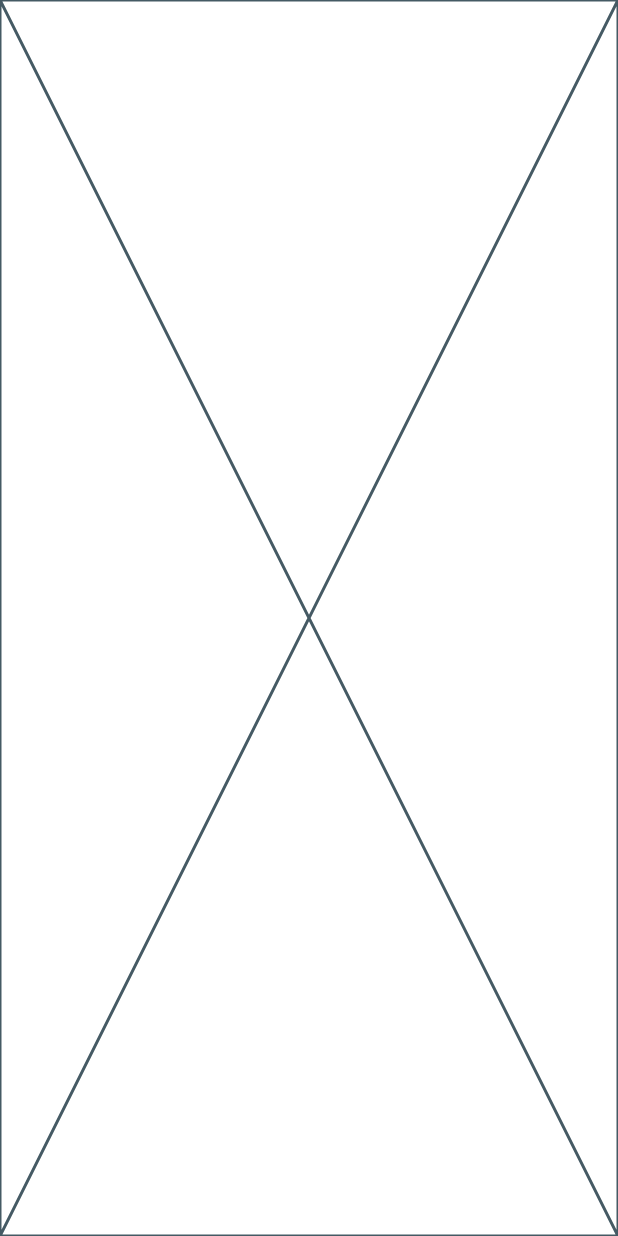
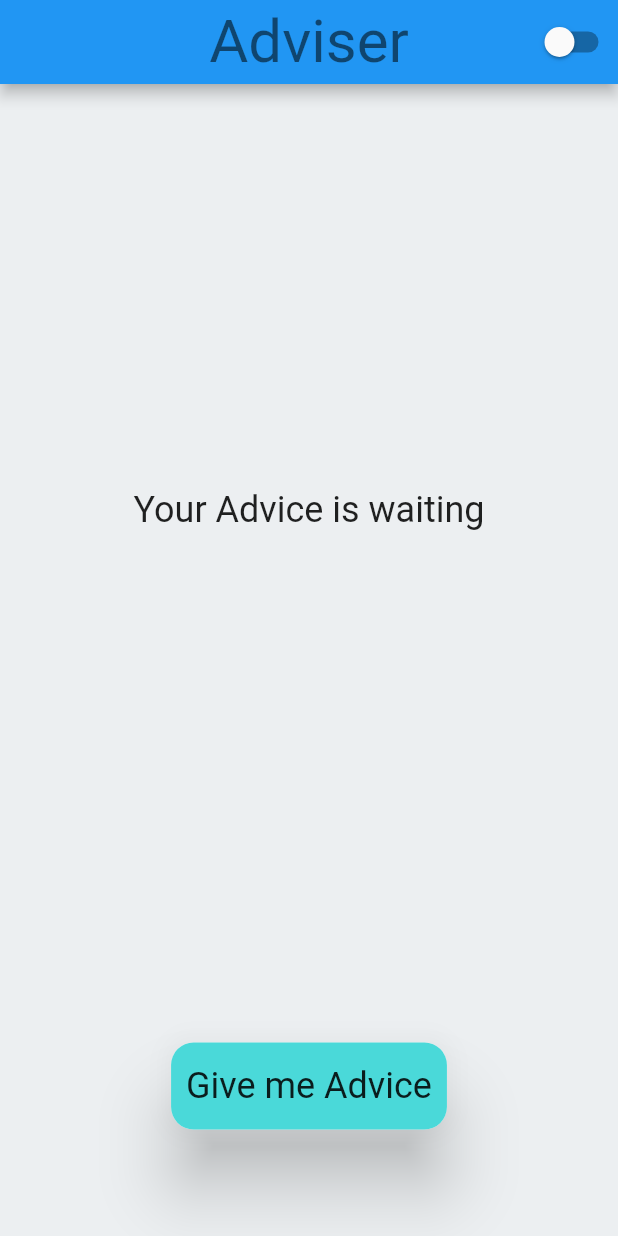
Before and after one commit to Sandeepsunil01/clean-architecture, a Flutter app: the screen it shows after launch, on a phone screen of 412 x 824 dp. Run offline on Flutter 3.47's test engine with Material 2 defaults, Android fonts, the phone set to English and light mode, and no system bars; our stand-ins replace bloc, flutter_bloc.

Commit message:
Added state management

```diff
--- /dev/null
+++ b/lib/2_application/pages/advice/advice_page.dart
@@ -0,0 +1,79 @@
+import 'package:clean_architecture/2_application/core/services/theme_service.dart';
+import 'package:clean_architecture/2_application/pages/advice/bloc/adviser_bloc.dart';
+import 'package:flutter/material.dart';
+import 'package:flutter_bloc/flutter_bloc.dart';
+import 'package:provider/provider.dart';
+
+import 'widgets/advice_field.dart';
+import 'widgets/custom_widget.dart';
+import 'widgets/error_message.dart';
+
+class AdviserPageWrapperProvider extends StatelessWidget {
+  const AdviserPageWrapperProvider({super.key});
+
+  @override
+  Widget build(BuildContext context) {
+    return BlocProvider<AdviserBloc>(
+      create: (context) => AdviserBloc(),
+      child: const AdvicePage(),
+    );
+  }
+}
+
+class AdvicePage extends StatelessWidget {
+  const AdvicePage({super.key});
+
+  @override
+  Widget build(BuildContext context) {
+    final themeData = Theme.of(context);
+    return Scaffold(
+      backgroundColor: themeData.colorScheme.primary,
+      appBar: AppBar(
+        title: Text("Adviser", style: themeData.textTheme.headlineLarge),
+        centerTitle: true,
+        actions: [
+          Switch(
+            value: Provider.of<ThemeService>(context).isDarkModeOn,
+            onChanged: (_) {
+              Provider.of<ThemeService>(context, listen: false).toggleTheme();
+            },
+          ),
+        ],
+      ),
+      body: Padding(
+        padding: const EdgeInsets.symmetric(horizontal: 50.0),
+        child: Column(
+          mainAxisAlignment: MainAxisAlignment.center,
+          crossAxisAlignment: CrossAxisAlignment.center,
+          children: [
+            Expanded(
+              child: Center(
+                child: BlocBuilder<AdviserBloc, AdviserState>(
+                  builder: (context, state) {
+                    if (state is AdviserInitial) {
+                      return Text(
+                        "Your Advice is waiting",
+                        style: themeData.textTheme.headlineSmall,
+                      );
+                    } else if (state is AdviserStateLoading) {
+                      return CircularProgressIndicator(
+                        color: themeData.colorScheme.secondary,
+                      );
+                    } else if (state is AdviserStateLoaded) {
+                      return AdviceField(advice: state.advice);
+                    } else if (state is AdviserStateError) {
+                      return ErrorMessage(message: state.errorMessage);
+                    } else {
+                      return const SizedBox();
+                    }
+                  },
+                ),
+              ),
+            ),
+            const SizedBox(height: 200, child: Center(child: CustomButton())),
+          ],
+        ),
+      ),
+    );
+  }
+}
--- /dev/null
+++ b/lib/2_application/pages/advice/bloc/adviser_bloc.dart
@@ -0,0 +1,20 @@
+import 'package:bloc/bloc.dart';
+import 'package:flutter/material.dart';
+
+part 'adviser_event.dart';
+part 'adviser_state.dart';
+
+class AdviserBloc extends Bloc<AdviserEvent, AdviserState> {
+  AdviserBloc() : super(AdviserInitial()) {
+    on<AdviserRequestEvent>((event, emit) async {
+      emit(AdviserStateLoading());
+      //   Execute Business Login
+      //   For Example get and advice
+      debugPrint("fake get advice triggered");
+      await Future.delayed(const Duration(seconds: 3), () {});
+      debugPrint("Thank you got the advice");
+      // emit(AdviserStateLoaded(advice: "test advice to test blog"));
+      emit(AdviserStateError(errorMessage: "hey something went wrong!"));
+    });
+  }
+}
--- /dev/null
+++ b/lib/2_application/pages/advice/bloc/adviser_event.dart
@@ -0,0 +1,6 @@
+part of 'adviser_bloc.dart';
+
+@immutable
+sealed class AdviserEvent {}
+
+class AdviserRequestEvent extends AdviserEvent {}
--- /dev/null
+++ b/lib/2_application/pages/advice/bloc/adviser_state.dart
@@ -0,0 +1,18 @@
+part of 'adviser_bloc.dart';
+
+@immutable
+sealed class AdviserState {}
+
+final class AdviserInitial extends AdviserState {}
+
+final class AdviserStateLoading extends AdviserState {}
+
+final class AdviserStateLoaded extends AdviserState {
+  final String advice;
+  AdviserStateLoaded({required this.advice});
+}
+
+final class AdviserStateError extends AdviserState {
+  final String errorMessage;
+  AdviserStateError({required this.errorMessage});
+}
--- /dev/null
+++ b/lib/2_application/pages/advice/widgets/custom_widget.dart
@@ -0,0 +1,34 @@
+import 'package:clean_architecture/2_application/pages/advice/bloc/adviser_bloc.dart';
+import 'package:flutter/material.dart';
+import 'package:flutter_bloc/flutter_bloc.dart';
+
+class CustomButton extends StatelessWidget {
+  const CustomButton({super.key});
+
+  @override
+  Widget build(BuildContext context) {
+    final themeData = Theme.of(context);
+    return InkResponse(
+      onTap: () {
+        BlocProvider.of<AdviserBloc>(context).add(AdviserRequestEvent());
+      },
+      child: Material(
+        elevation: 20,
+        borderRadius: BorderRadius.circular(15),
+        child: Container(
+          decoration: BoxDecoration(
+            borderRadius: BorderRadius.circular(15),
+            color: themeData.colorScheme.secondary,
+          ),
+          child: Padding(
+            padding: const EdgeInsets.symmetric(horizontal: 10, vertical: 15),
+            child: Text(
+              "Give me Advice",
+              style: themeData.textTheme.headlineSmall,
+            ),
+          ),
+        ),
+      ),
+    );
+  }
+}
--- a/lib/main.dart
+++ b/lib/main.dart
@@ -1,6 +1,8 @@
+import 'package:clean_architecture/2_application/pages/advice/advice_page.dart';
 import 'package:clean_architecture/theme.dart';
 import 'package:flutter/material.dart';
 import 'package:provider/provider.dart';
+
 import '2_application/core/services/theme_service.dart';
 
 void main() {
@@ -22,7 +24,7 @@ class MyApp extends StatelessWidget {
               themeService.isDarkModeOn ? ThemeMode.dark : ThemeMode.light,
           theme: AppTheme.lightTheme,
           darkTheme: AppTheme.darkTheme,
-          home: const Placeholder(),
+          home: const AdviserPageWrapperProvider(),
         );
       },
     );
```
Also changed, not shown: lib/2_application/pages/advice/widgets/advice_field.dart (added, +29 -0 lines), lib/2_application/pages/advice/widgets/error_message.dart (added, +23 -0 lines).
